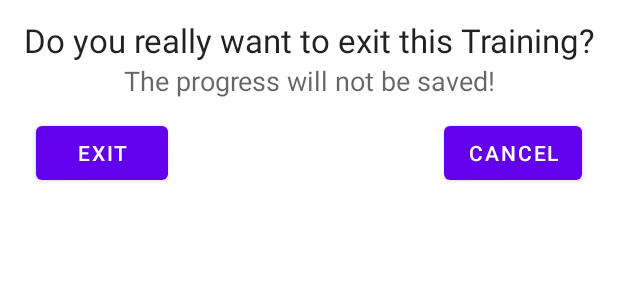
After one commit to FelberMartin/DartApp, an Android app: the layout dialog_exit_training.xml on its own in the app's theme, with its tools: preview values and no code run, on a phone screen of 412 x 824 dp. The commit adds this screen. Shown: the top 300 px of the screen. Run offline under Robolectric (Android 15) with nearby library versions, the light colour scheme and no system bars.

Commit message:
added Exit Training Dialog + smaller adjustments

```diff
--- a/app/src/main/java/com/example/dartapp/GraphFragment.kt
+++ b/app/src/main/java/com/example/dartapp/ui/stats/GraphFragment.kt
@@ -1,10 +1,11 @@
-package com.example.dartapp
+package com.example.dartapp.ui.stats
 
 import android.os.Bundle
 import androidx.fragment.app.Fragment
 import android.view.LayoutInflater
 import android.view.View
 import android.view.ViewGroup
+import com.example.dartapp.R
 
 // TODO: Rename parameter arguments, choose names that match
 // the fragment initialization parameters, e.g. ARG_ITEM_NUMBER
--- a/app/src/main/java/com/example/dartapp/ui/stats/SectionsPagerAdapter.kt
+++ b/app/src/main/java/com/example/dartapp/ui/stats/SectionsPagerAdapter.kt
@@ -21,7 +21,7 @@ class SectionsPagerAdapter(private val fragment: Fragment) :
         val fragment = when (title) {
             "History" -> HistoryFragment()
             "Table" -> TableFragment()
-            "Graphs" -> LineChartFragment()
+            "Graphs" -> GraphFragment()
             else -> LegendTestFragment()
         }
 
--- /dev/null
+++ b/app/src/main/res/layout/dialog_exit_training.xml
@@ -0,0 +1,51 @@
+<?xml version="1.0" encoding="utf-8"?>
+<androidx.constraintlayout.widget.ConstraintLayout xmlns:android="http://schemas.android.com/apk/res/android"
+    xmlns:app="http://schemas.android.com/apk/res-auto"
+    xmlns:tools="http://schemas.android.com/tools"
+    android:layout_width="match_parent"
+    android:layout_height="wrap_content"
+    android:padding="@dimen/spacing_medium">
+
+    <TextView
+        android:id="@+id/textView3"
+        android:layout_width="wrap_content"
+        android:layout_height="wrap_content"
+        android:text="@string/exit_dialog_title"
+        android:textAlignment="center"
+        android:textAppearance="@style/TextAppearance.AppCompat.Large"
+        app:layout_constraintEnd_toEndOf="parent"
+        app:layout_constraintStart_toStartOf="parent"
+        app:layout_constraintTop_toTopOf="parent" />
+
+    <TextView
+        android:id="@+id/textView4"
+        android:layout_width="wrap_content"
+        android:layout_height="wrap_content"
+        android:text="@string/exit_dialog_subtitle"
+        android:textAlignment="center"
+        android:textAppearance="@style/TextAppearance.AppCompat.Medium"
+        app:layout_constraintEnd_toEndOf="parent"
+        app:layout_constraintStart_toStartOf="parent"
+        app:layout_constraintTop_toBottomOf="@+id/textView3" />
+
+    <Button
+        android:id="@+id/exitButton"
+        android:layout_width="wrap_content"
+        android:layout_height="wrap_content"
+        android:layout_margin="@dimen/spacing_medium"
+        android:text="@string/exit"
+        app:layout_constraintBottom_toBottomOf="parent"
+        app:layout_constraintStart_toStartOf="parent"
+        app:layout_constraintTop_toBottomOf="@+id/textView4" />
+
+    <Button
+        android:id="@+id/cancelButton"
+        android:layout_width="wrap_content"
+        android:layout_height="wrap_content"
+        android:layout_margin="@dimen/spacing_medium"
+        android:text="@string/cancel"
+        app:layout_constraintBottom_toBottomOf="parent"
+        app:layout_constraintEnd_toEndOf="parent"
+        app:layout_constraintTop_toBottomOf="@+id/textView4" />
+
+</androidx.constraintlayout.widget.ConstraintLayout>
--- a/app/src/main/res/values/strings.xml
+++ b/app/src/main/res/values/strings.xml
@@ -43,6 +43,12 @@
     <string name="checkout_question">How many darts did you throw?</string>
     <string name="checkout_explanation">(Used for statistics)</string>
 
+    <!-- ExitTrainingDialog -->
+    <string name="exit_dialog_subtitle">The progress will not be saved!</string>
+    <string name="exit_dialog_title">Do you really want to exit this Training?</string>
+    <string name="cancel">Cancel</string>
+    <string name="exit">Exit</string>
+
     <!-- StatsFragment -->
     <string name="stats_fragment_label">Stats</string>
 
@@ -75,8 +81,6 @@
     <string name="theme_header">Appearance</string>
     <string name="auto_theme_title">Use system appearance</string>
     <string name="dark_theme_title">Use dark theme</string>
-    <!-- TODO: Remove or change this placeholder text -->
-    <string name="hello_blank_fragment">Hello blank fragment</string>
 
 
 </resources>
```
Also changed, not shown: app/src/main/java/com/example/dartapp/ui/dialogs/ExitTrainingDialog.kt (added, +35 -0 lines), app/src/main/java/com/example/dartapp/ui/training/TrainingActivity.kt (+8 -4 lines), app/src/main/res/layout/activity_training.xml (+5 -6 lines), app/src/main/res/layout/fragment_graph.xml (+36 -7 lines), app/src/main/res/layout/fragment_table.xml (+6 -1 lines), 1 other file.
